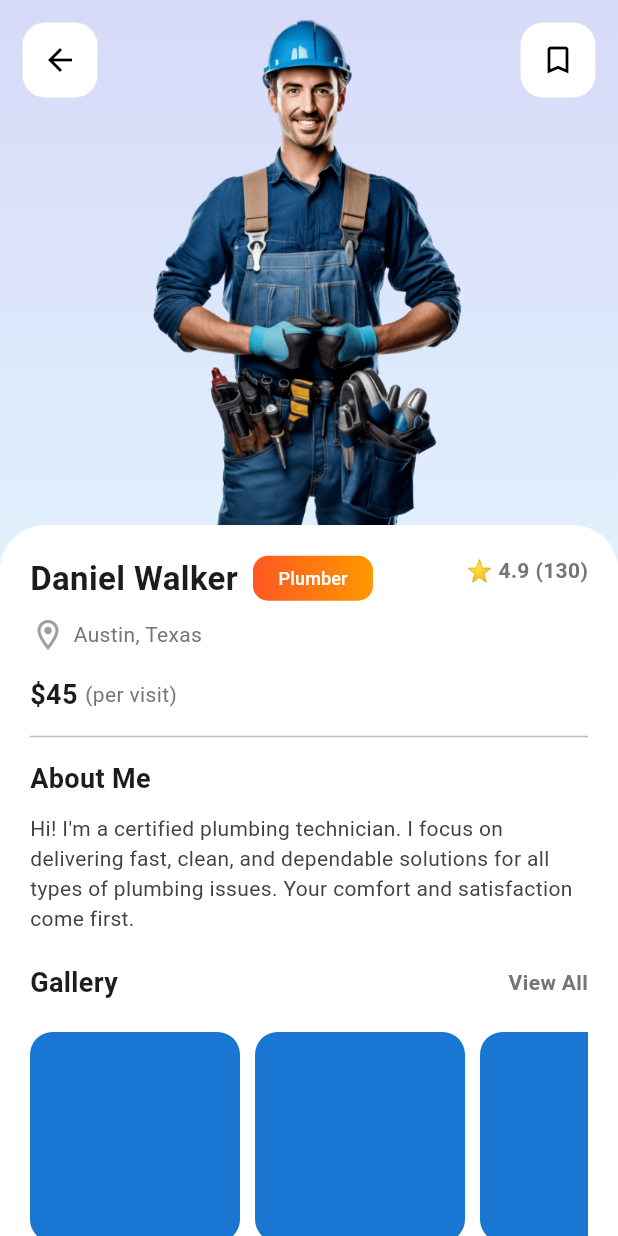
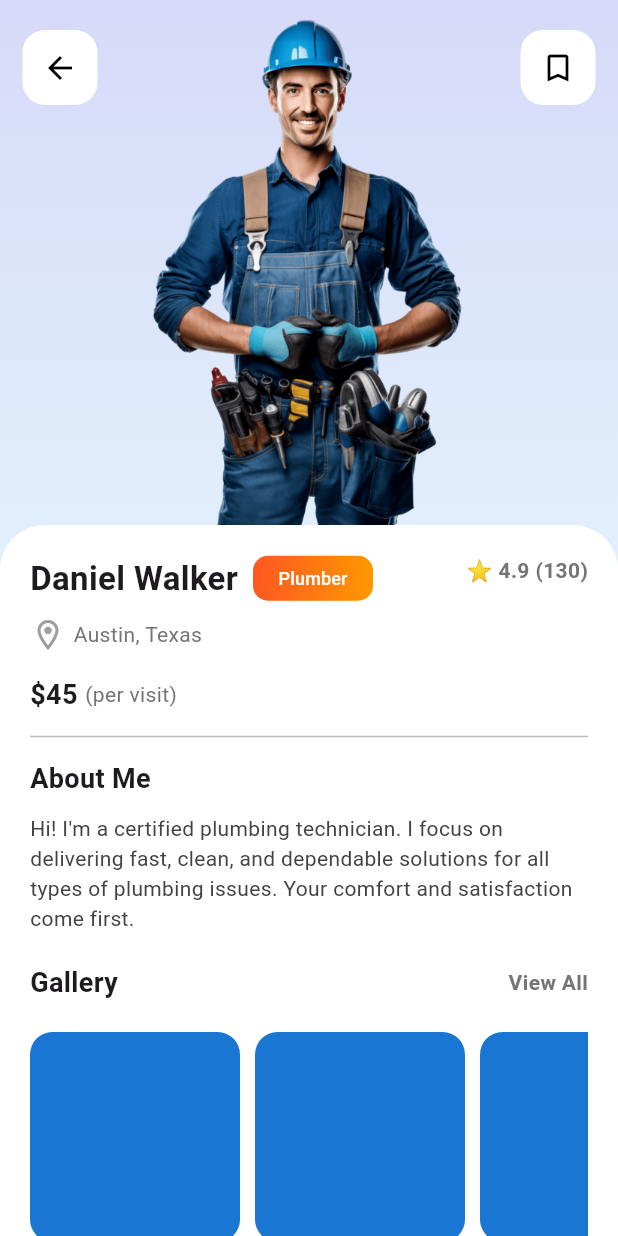
Before and after one commit to rafif2112/Home-Service, a Flutter app: the screen it shows after launch, after a tap on "View Profile", on a phone screen of 412 x 824 dp. Run offline on Flutter 3.47's test engine with Material 3 defaults, Android fonts, the phone set to English and light mode, and no system bars; network calls fail.

Commit message:
Refactor UI components in landing, profile, and services screens for improved layout and readability; update pubspec.yaml to include 'get' package.

```diff
--- a/lib/landing.dart
+++ b/lib/landing.dart
@@ -21,6 +21,7 @@ class LandingScreen extends StatelessWidget {
             ],
           ),
         ),
+        child: SafeArea(
           child: SingleChildScrollView(
             physics: BouncingScrollPhysics(),
             child: Padding(
@@ -292,6 +293,7 @@ class LandingScreen extends StatelessWidget {
             ),
           ),
         ),
+      ),
     );
   }
 }
--- a/lib/profile.dart
+++ b/lib/profile.dart
@@ -20,6 +20,7 @@ class ProfileScreen extends StatelessWidget {
             ],
           ),
         ),
+        child: SafeArea(
           child: SingleChildScrollView(
             physics: BouncingScrollPhysics(),
             child: Column(
@@ -39,7 +40,7 @@ class ProfileScreen extends StatelessWidget {
                       ),
                     ),
                     Positioned(
-                    top: MediaQuery.of(context).padding.top + 15,
+                      top: 20,
                       left: 15,
                       right: 15,
                       child: Row(
@@ -250,6 +251,7 @@ class ProfileScreen extends StatelessWidget {
             ),
           ),
         ),
+      ),
     );
   }
 }
--- a/lib/services.dart
+++ b/lib/services.dart
@@ -35,6 +35,7 @@ class _ServiceScreenState extends State<ServiceScreen> {
             ],
           ),
         ),
+        child: SafeArea(
           child: SingleChildScrollView(
             physics: BouncingScrollPhysics(),
             child: Column(
@@ -109,6 +110,7 @@ class _ServiceScreenState extends State<ServiceScreen> {
             ),
           ),
         ),
+      ),
     );
   }
 }
--- a/pubspec.yaml
+++ b/pubspec.yaml
@@ -34,6 +34,7 @@ dependencies:
   # The following adds the Cupertino Icons font to your application.
   # Use with the CupertinoIcons class for iOS style icons.
   cupertino_icons: ^1.0.8
+  get: ^4.7.2
 
 dev_dependencies:
   flutter_test:
```
Also changed, not shown: pubspec.lock. Lines whose indentation alone changed are shown as unchanged.
